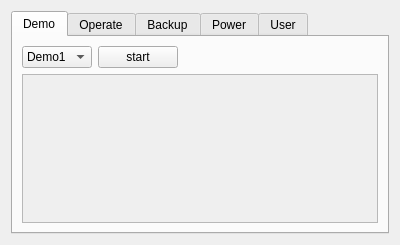
Old version of the form source/plugin/t4/maintain.ui in the repository ww4u/mct-t4.
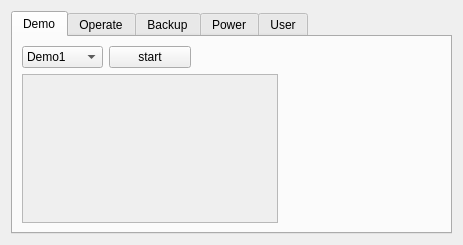
New version of the form. Icons and pictures are not drawn.

Diff of the .ui file:
```diff
--- a/source/plugin/t4/maintain.ui
+++ b/source/plugin/t4/maintain.ui
@@ -6,7 +6,7 @@
    <rect>
     <x>0</x>
     <y>0</y>
-    <width>400</width>
+    <width>463</width>
     <height>245</height>
    </rect>
   </property>
@@ -58,7 +58,33 @@
          </item>
         </widget>
        </item>
-       <item row="0" column="2">
+       <item row="1" column="0" colspan="3">
+        <widget class="QTextEdit" name="txtDemoInfo">
+         <property name="enabled">
+          <bool>false</bool>
+         </property>
+        </widget>
+       </item>
+       <item row="1" column="3">
+        <widget class="QLabel" name="label_3">
+         <property name="sizePolicy">
+          <sizepolicy hsizetype="Preferred" vsizetype="Preferred">
+           <horstretch>1</horstretch>
+           <verstretch>0</verstretch>
+          </sizepolicy>
+         </property>
+         <property name="text">
+          <string/>
+         </property>
+         <property name="scaledContents">
+          <bool>false</bool>
+         </property>
+         <property name="alignment">
+          <set>Qt::AlignLeading|Qt::AlignLeft|Qt::AlignTop</set>
+         </property>
+        </widget>
+       </item>
+       <item row="0" column="2" colspan="2">
         <spacer name="horizontalSpacer">
          <property name="orientation">
           <enum>Qt::Horizontal</enum>
```
Left out of the diff: 7 changed lines with no effect on the pictures.
